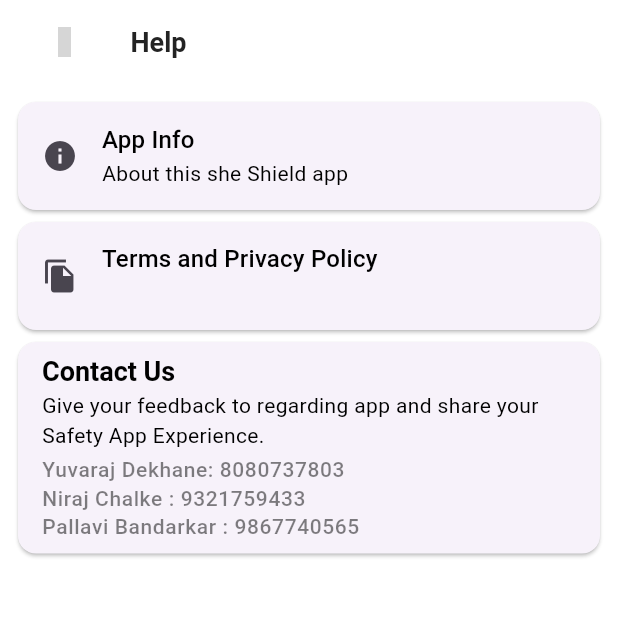
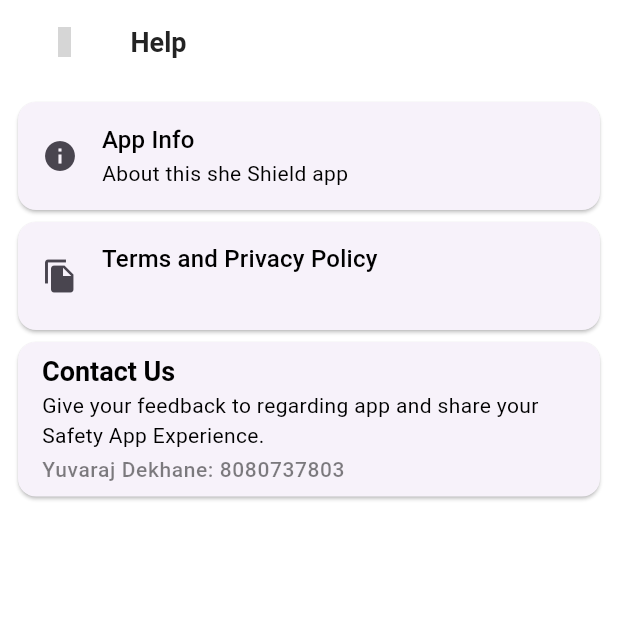
Before and after one commit to yuvaraj8080/Women_Safety_App, a Flutter app: the HelpCenter screen opened directly, on a phone screen of 412 x 824 dp, the top half of it. Run offline on Flutter 3.47's test engine with Material 3 defaults, Android fonts, the phone set to English and light mode, and no system bars; our stand-ins replace awesome_notifications, cached_network_image, cloud_firestore, connectivity_plus, contacts_service, firebase_auth and 22 more; missing offline and left inert: background_sms, dart:ffi, dialog_flowtter_plus, firebase_app_check, flutter_phone_direct_caller; accounts and stored records are empty; Roboto replaces fonts that are missing (Poppins); project files that could hold a hidden picture were left out; grey boxes are pictures that could not be loaded.

```diff
--- a/lib/Widget_Screen/AdavancedSafety_Tool/widget/help_Center.dart
+++ b/lib/Widget_Screen/AdavancedSafety_Tool/widget/help_Center.dart
@@ -22,8 +22,6 @@
                     Text("Give your feedback to regarding app and share your Safety App Experience.",style:Theme.of(context).textTheme.bodyMedium),
                     SizedBox(height:4),
                     Text("Yuvaraj Dekhane: 8080737803",style:Theme.of(context).textTheme.bodySmall),
-                    Text("Niraj Chalke : 9321759433",style:Theme.of(context).textTheme.bodySmall),
-                    Text("Pallavi Bandarkar : 9867740565",style:Theme.of(context).textTheme.bodySmall),
                   ],
                 )
               )
```
